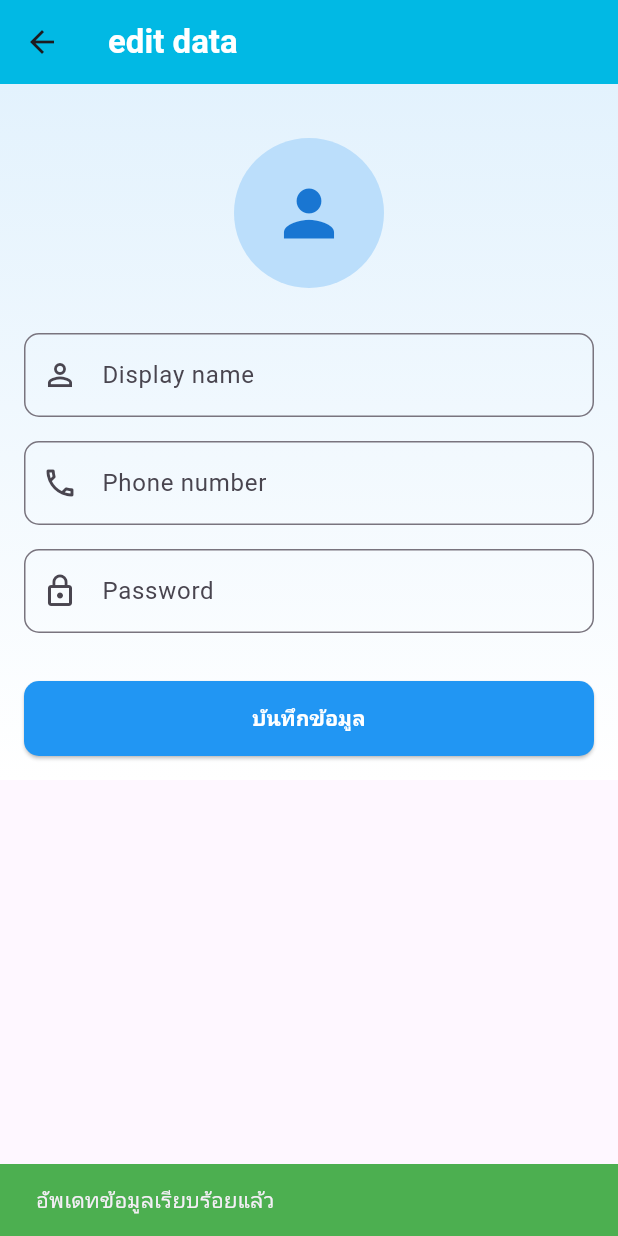
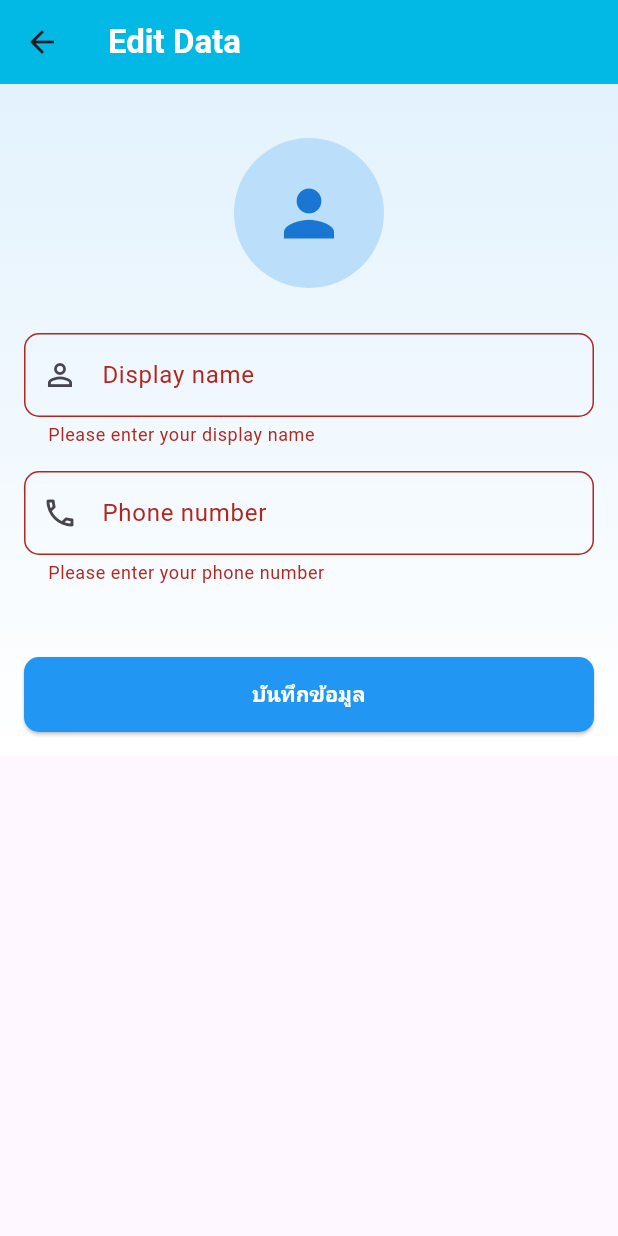
Before and after one commit to peeradol7/bubble_up, a Flutter app: the EditPersonData screen opened by its route, after a tap on "บันทึกข้อมูล", on a phone screen of 412 x 824 dp. Run offline on Flutter 3.47's test engine with Material 3 defaults, Android fonts, the phone set to English and light mode, and no system bars; our stand-ins replace cloud_firestore, firebase_auth, firebase_core, flutter_local_notifications, geocoding, geolocator and 6 more; accounts and stored records are empty.

Commit message:
fixbug userData

```diff
--- a/lib/Controller/auth_controller.dart
+++ b/lib/Controller/auth_controller.dart
@@ -45,14 +45,15 @@ class AuthController extends GetxController {
       userModel.value = UserCollectionModel(
         userId: userModel.value?.userId ?? '',
         email: updatedData['email'] ?? userModel.value?.email ?? '',
-        displayName: updatedData['name'] ?? userModel.value?.displayName ?? '',
+        displayName:
+            updatedData['displayName'] ?? userModel.value?.displayName ?? '',
         role: updatedData['role'] ?? userModel.value?.role ?? '',
         address: updatedData['address'] ?? userModel.value?.address ?? '',
         phoneNumber:
             updatedData['phoneNumber'] ?? userModel.value?.phoneNumber ?? '',
         authMethod: '',
       );
-      name.value = updatedData['name'] ?? 'Guest';
+      name.value = updatedData['displayName'] ?? 'Guest';
       phoneNumber.value = updatedData['phoneNumber'];
 
       update();
@@ -127,8 +128,19 @@ class AuthController extends GetxController {
     final result = await authService.loginWithGoogle();
     if (result != null) {
       user.value = result;
+      fetchDataById(result.uid);
     } else {
       print('Google login failed: user is null');
+    }
+  }
+
+  Future<void> fetchDataById(String userId) async {
+    try {
+      final data = await authService.fetchUserDataByUserId(userId);
+
+      userModel.value = data;
+    } catch (e) {
+      print(e);
     }
   }
 
--- a/lib/Model/user_collection_model.dart
+++ b/lib/Model/user_collection_model.dart
@@ -6,9 +6,9 @@ class UserCollectionModel {
   final String authMethod;
   final String email;
   final String? password;
-  final String phoneNumber;
+  final String? phoneNumber;
   final String role;
-  final String address;
+  final String? address;
 
   UserCollectionModel({
     required this.userId,
@@ -16,9 +16,9 @@ class UserCollectionModel {
     required this.authMethod,
     required this.email,
     this.password,
-    required this.phoneNumber,
+    this.phoneNumber,
     required this.role,
-    required this.address,
+    this.address,
   });
 
   factory UserCollectionModel.fromFirestore(DocumentSnapshot doc) {
--- a/lib/Service/ีuser_service.dart
+++ b/lib/Service/ีuser_service.dart
@@ -58,8 +58,8 @@ class UserService {
         userData.email,
         userData.displayName,
         userData.role,
-        userData.address,
-        userData.phoneNumber,
+        userData.address ?? '',
+        userData.phoneNumber ?? '',
       );
 
       return userData;
--- a/lib/View/home_page/home_page.dart
+++ b/lib/View/home_page/home_page.dart
@@ -1,5 +1,6 @@
 import 'package:flutter/material.dart';
 import 'package:get/get.dart';
+import 'package:thammasat/Controller/auth_controller.dart';
 import 'package:thammasat/View/home_page/select_service_widget/display_service_widget.dart';
 import 'package:thammasat/View/home_page/select_service_widget/laundry_list_widget.dart';
 import 'package:thammasat/View/home_page/select_service_widget/menu_bar_widget.dart';
@@ -20,6 +21,8 @@ class HomePage extends StatefulWidget {
 
 class _HomePageState extends State<HomePage> {
   final PositionController mapController = Get.find<PositionController>();
+  final AuthController authController = Get.find<AuthController>();
+
   @override
   void initState() {
     mapController.fetchDistrict();
--- a/lib/View/home_page/profile_page/edit_person_data.dart
+++ b/lib/View/home_page/profile_page/edit_person_data.dart
@@ -2,7 +2,6 @@ import 'package:flutter/material.dart';
 import 'package:get/get.dart';
 import 'package:go_router/go_router.dart';
 import 'package:thammasat/Controller/auth_controller.dart';
-import 'package:thammasat/View/home_page/profile_page/widget/edit_data_preson_widget.dart';
 
 class EditPersonData extends StatelessWidget {
   EditPersonData({super.key});
@@ -15,17 +14,20 @@ class EditPersonData extends StatelessWidget {
   @override
   Widget build(BuildContext context) {
     final AuthController userController = Get.find<AuthController>();
-    final EditDataPresonWidget edit = EditDataPresonWidget();
 
     return Obx(() {
-      nameController.text = userController.userModel.value?.displayName ?? '';
-      phoneController.text = userController.userModel.value?.phoneNumber ?? '';
-      passwordController.text = userController.userModel.value?.password ?? '';
-
+      if (userController.userModel.value != null) {
+        nameController.text = userController.userModel.value!.displayName ?? '';
+        phoneController.text =
+            userController.userModel.value!.phoneNumber ?? '';
+        passwordController.text =
+            userController.userModel.value!.password ?? '';
+      }
+      print(userController.userModel.value);
       return Scaffold(
         appBar: AppBar(
           title: const Text(
-            'edit data',
+            'Edit Data',
             style: TextStyle(
               color: Colors.white,
               fontWeight: FontWeight.bold,
@@ -35,10 +37,12 @@ class EditPersonData extends StatelessWidget {
           elevation: 0,
           leading: IconButton(
             onPressed: context.pop,
-            icon: Icon(Icons.arrow_back),
+            icon: const Icon(Icons.arrow_back),
           ),
         ),
-        body: Container(
+        body: userController.userModel.value == null
+            ? const Center(child: CircularProgressIndicator())
+            : Container(
                 decoration: BoxDecoration(
                   gradient: LinearGradient(
                     begin: Alignment.topCenter,
@@ -64,7 +68,7 @@ class EditPersonData extends StatelessWidget {
                             child: Icon(
                               Icons.person,
                               size: 50,
-                        color: Colors.blue.shade700,
+                              color: Colors.blue[700],
                             ),
                           ),
                           const SizedBox(height: 30),
@@ -73,11 +77,17 @@ class EditPersonData extends StatelessWidget {
                             decoration: InputDecoration(
                               labelText: 'Display name',
                               hintText: 'กรุณากรอกชื่อที่แสดง',
-                        prefixIcon: Icon(Icons.person_outline),
+                              prefixIcon: const Icon(Icons.person_outline),
                               border: OutlineInputBorder(
                                 borderRadius: BorderRadius.circular(10),
                               ),
                             ),
+                            validator: (value) {
+                              if (value == null || value.isEmpty) {
+                                return 'Please enter your display name';
+                              }
+                              return null;
+                            },
                           ),
                           const SizedBox(height: 16),
                           TextFormField(
@@ -85,25 +95,39 @@ class EditPersonData extends StatelessWidget {
                             decoration: InputDecoration(
                               labelText: 'Phone number',
                               hintText: 'กรุณากรอกเบอร์โทรศัพท์',
-                        prefixIcon: Icon(Icons.phone_outlined),
+                              prefixIcon: const Icon(Icons.phone_outlined),
                               border: OutlineInputBorder(
                                 borderRadius: BorderRadius.circular(10),
                               ),
                             ),
                             keyboardType: TextInputType.phone,
+                            validator: (value) {
+                              if (value == null || value.isEmpty) {
+                                return 'Please enter your phone number';
+                              }
+                              return null;
+                            },
                           ),
                           const SizedBox(height: 16),
+                          if (userController.userModel.value?.authMethod ==
+                              'email')
                             TextFormField(
                               controller: passwordController,
                               decoration: InputDecoration(
                                 labelText: 'Password',
                                 hintText: 'กรุณากรอกรหัสผ่าน',
-                        prefixIcon: Icon(Icons.lock_outline),
+                                prefixIcon: const Icon(Icons.lock_outline),
                                 border: OutlineInputBorder(
                                   borderRadius: BorderRadius.circular(10),
                                 ),
                               ),
                               obscureText: true,
+                              validator: (value) {
+                                if (value == null || value.isEmpty) {
+                                  return 'Please enter your password';
+                                }
+                                return null;
+                              },
                             ),
                           const SizedBox(height: 32),
                           ElevatedButton(
@@ -116,16 +140,17 @@ class EditPersonData extends StatelessWidget {
                                     'phoneNumber': phoneController.text,
                                   };
 
-                            await userController.updateUserData(updatedData);
-                            userController.loadUserData();
+                                  await userController
+                                      .updateUserData(updatedData);
+                                  await userController.loadUserData();
                                   if (context.mounted) {
                                     ScaffoldMessenger.of(context).showSnackBar(
                                       const SnackBar(
-                                  content: Text('อัพเดทข้อมูลเรียบร้อยแล้ว'),
+                                        content:
+                                            Text('อัพเดทข้อมูลเรียบร้อยแล้ว'),
                                         backgroundColor: Colors.green,
                                       ),
                                     );
-
                                     context.pop();
                                   }
                                 } catch (e) {
```
Also changed, not shown: lib/Service/auth_service.dart (+58 -13 lines). Lines whose indentation alone changed are shown as unchanged.
